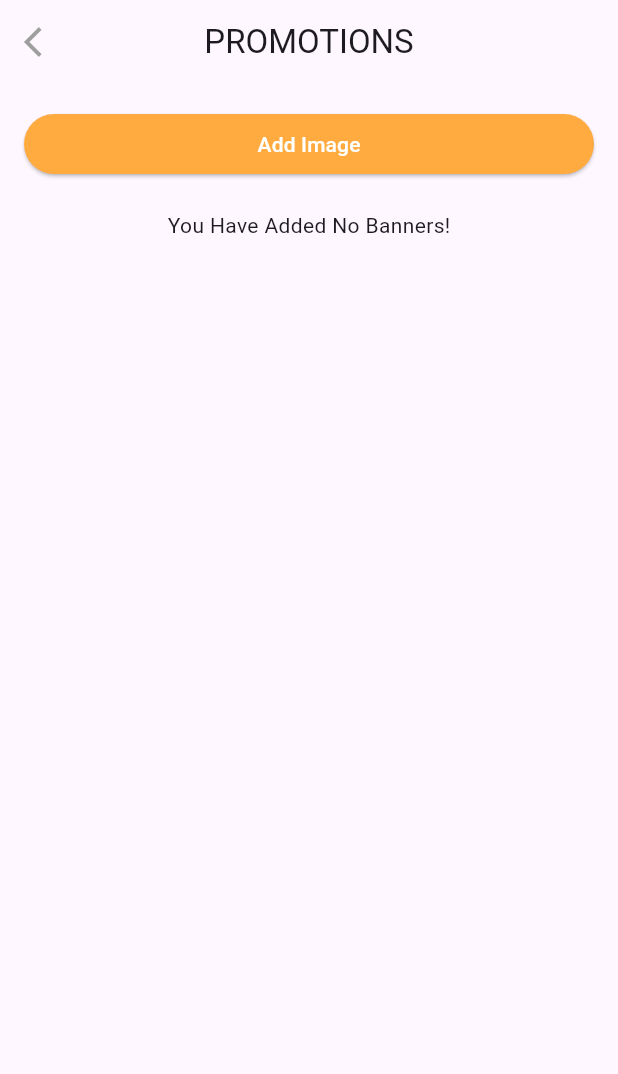
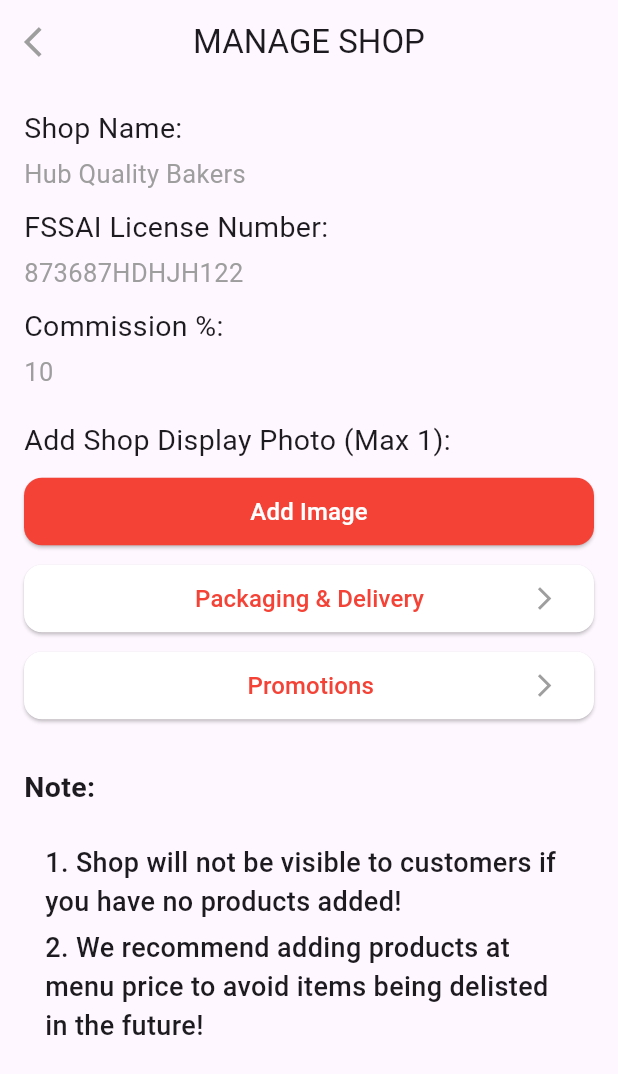
Before and after one commit to dwaipayan7/cake_laya, a Flutter app: the screen it shows after launch, on a phone screen of 412 x 824 dp. Shown: the top 1074 px of the screen. Run offline on Flutter 3.47's test engine with Material 3 defaults, Android fonts, the phone set to English and light mode, and no system bars; our stand-ins replace bloc, flutter_bloc.

Commit message:
manage_shop.dart created successfully

```diff
--- a/lib/feature/bloc/cake_bloc.dart
+++ b/lib/feature/bloc/cake_bloc.dart
@@ -15,7 +15,22 @@ class CakeBloc extends Bloc<CakeEvent, CakeState> {
 
   on<FetchInitialEvent>(fetchInitialEvent);
 
-  on<NavigateTo>(navigateTo);
+  on<NavigateToPromotion>(navigateToPromotion);
+  on<NavigateToPackage>(navigateToPackage);
+
+  }
+
+  FutureOr<void> navigateToPackage(NavigateToPackage event, Emitter<CakeState> emit) {
+
+    print("Navigate to Package");
+    emit(NavigateToPackageDeliveryActionState());
+
+  }
+
+  FutureOr<void> navigateToPromotion(NavigateToPromotion event, Emitter<CakeState> emit) {
+
+    print("Navigate to Promotion");
+    emit(NavigateToPromotionActionState());
 
   }
 
@@ -41,12 +56,4 @@ class CakeBloc extends Bloc<CakeEvent, CakeState> {
 
   }
 
-  Future<void> navigateTo(
-      NavigateTo event,
-      Emitter<CakeState> emit) async{
-
-    print("Navigate to");
-    emit(NavigateToPackageDeliveryActionState());
-
-  }
 }
--- a/lib/feature/bloc/cake_event.dart
+++ b/lib/feature/bloc/cake_event.dart
@@ -5,4 +5,6 @@ sealed class CakeEvent {}
 
 class FetchInitialEvent extends CakeEvent{}
 
-class NavigateTo extends CakeEvent{}
+class NavigateToPackage extends CakeEvent{}
+
+class NavigateToPromotion extends CakeEvent{}
--- a/lib/feature/bloc/cake_state.dart
+++ b/lib/feature/bloc/cake_state.dart
@@ -26,3 +26,5 @@ class CakeErrorState extends CakeState{
 }
 
 class NavigateToPackageDeliveryActionState extends CakeActionState{}
+
+class NavigateToPromotionActionState extends CakeActionState{}
--- a/lib/feature/screens/manage_shop.dart
+++ b/lib/feature/screens/manage_shop.dart
@@ -0,0 +1,160 @@
+import 'package:flutter/material.dart';
+
+class ManageShopScreen extends StatefulWidget {
+  const ManageShopScreen({super.key});
+
+  @override
+  State<ManageShopScreen> createState() => _ManageShopScreenState();
+}
+
+class _ManageShopScreenState extends State<ManageShopScreen> {
+  @override
+  Widget build(BuildContext context) {
+    return Scaffold(
+      appBar: AppBar(
+        title: Text("MANAGE SHOP"),
+        centerTitle: true,
+        leading: IconButton(
+          onPressed: () {
+            Navigator.pop(context);
+          },
+          icon: Icon(Icons.arrow_back_ios, color: Colors.grey),
+        ),
+      ),
+      body: Padding(
+        padding: const EdgeInsets.all(16.0),
+        child: Column(
+          crossAxisAlignment: CrossAxisAlignment.start,
+          children: [
+            Text("Shop Name:", style: TextStyle(fontSize: 19)),
+            SizedBox(height: 5),
+            Text("Hub Quality Bakers",
+                style: TextStyle(color: Colors.grey, fontSize: 17)),
+            SizedBox(height: 10),
+            Text("FSSAI License Number:", style: TextStyle(fontSize: 19)),
+            SizedBox(height: 5),
+            Text("873687HDHJH122",
+                style: TextStyle(color: Colors.grey, fontSize: 17)),
+            SizedBox(height: 10),
+            Text("Commission %:", style: TextStyle(fontSize: 19)),
+            SizedBox(height: 5),
+            Text("10", style: TextStyle(color: Colors.grey, fontSize: 17)),
+            SizedBox(height: 20),
+            Text("Add Shop Display Photo (Max 1):",
+                style: TextStyle(fontSize: 19)),
+            SizedBox(height: 10),
+            ElevatedButton(
+              onPressed: () {},
+              child: Text("Add Image",
+                  style: TextStyle(color: Colors.white, fontSize: 16)),
+              style: ElevatedButton.styleFrom(
+                backgroundColor: Colors.red,
+                shape: RoundedRectangleBorder(
+                  borderRadius: BorderRadius.circular(12),
+                ),
+                minimumSize:
+                    Size(double.infinity, 45), // Full-width, custom height
+              ),
+            ),
+            SizedBox(height: 10),
+            // Packaging & Delivery Button
+
+            // GestureDetector(
+            //   onTap: (){},
+            //   child: Container(
+            //     padding: EdgeInsets.symmetric(vertical: 16),
+            //     alignment: Alignment.center,
+            //     decoration: BoxDecoration(
+            //       border: Border.all(color: Colors.red),
+            //       borderRadius: BorderRadius.circular(12),
+            //     ),
+            //     child: Row(
+            //       mainAxisAlignment: MainAxisAlignment.spaceBetween,
+            //       children: [
+            //         Padding(
+            //           padding: const EdgeInsets.only(left: 105),
+            //           child: Text("Packaging & Delivery",style: TextStyle(color: Colors.red, fontSize: 16),),
+            //         ),
+            //         Icon(Icons.arrow_forward_ios)
+            //       ],
+            //     ),
+            //   ),
+            // ),
+
+            ElevatedButton(
+                onPressed: () {},
+                style: ElevatedButton.styleFrom(
+                  backgroundColor: Colors.white,
+                  shape: RoundedRectangleBorder(
+                    borderRadius: BorderRadius.circular(12),
+                  ),
+                  minimumSize: Size(double.infinity, 45),
+                ),
+                child: Row(
+                  mainAxisAlignment: MainAxisAlignment.spaceBetween,
+                  children: [
+                    Padding(
+                      padding: const EdgeInsets.only(left: 90),
+                      child: Text(
+                        "Packaging & Delivery",
+                        style: TextStyle(color: Colors.red, fontSize: 16),
+                      ),
+                    ),
+                    Icon(
+                      Icons.arrow_forward_ios,
+                      color: Colors.grey,
+                    ),
+                  ],
+                )),
+            SizedBox(height: 10),
+            // Promotions Button
+            ElevatedButton(
+                onPressed: () {},
+                style: ElevatedButton.styleFrom(
+                  backgroundColor: Colors.white,
+                  shape: RoundedRectangleBorder(
+                    borderRadius: BorderRadius.circular(12),
+                  ),
+                  minimumSize: Size(double.infinity, 45),
+                ),
+                child: Row(
+                  mainAxisAlignment: MainAxisAlignment.spaceBetween,
+                  children: [
+                    Padding(
+                      padding: const EdgeInsets.only(left: 125),
+                      child: Text(
+                        "Promotions",
+                        style: TextStyle(color: Colors.red, fontSize: 16),
+                      ),
+                    ),
+                    Icon(
+                      Icons.arrow_forward_ios,
+                      color: Colors.grey,
+                    ),
+                  ],
+                )),
+
+            SizedBox(height: 30,),
+
+            Text("Note:",style: TextStyle(
+               fontSize: 19, fontWeight: FontWeight.bold
+            ),),
+            Padding(padding: EdgeInsets.all(14),
+            child: Column(
+              children: [
+                SizedBox(height: 10,),
+                Text("1. Shop will not be visible to customers if you have no products added!", style: TextStyle(
+                    fontSize: 18, fontWeight: FontWeight.w500
+                ),),
+                SizedBox(height: 5,),
+                Text("2. We recommend adding products at menu price to avoid items being delisted in the future!",
+                  style: TextStyle(fontSize: 18, fontWeight: FontWeight.w500),),
+              ],
+            ),)
+
+          ],
+        ),
+      ),
+    );
+  }
+}
--- a/lib/feature/screens/promotions.dart
+++ b/lib/feature/screens/promotions.dart
@@ -26,7 +26,7 @@ class PromotionsScreen extends StatelessWidget {
                 onPressed: () {},
                 child: Text("Add Image",style: TextStyle(color: Colors.white),),
                 style: ElevatedButton.styleFrom(
-                  backgroundColor: Colors.orangeAccent,
+                  backgroundColor: Colors.red,
                 ),
               ),
             ),
--- a/lib/main.dart
+++ b/lib/main.dart
@@ -1,5 +1,9 @@
+import 'package:cake_laya/feature/bloc/cake_bloc.dart';
+import 'package:cake_laya/feature/repository/repository.dart';
+import 'package:cake_laya/feature/screens/manage_shop.dart';
 import 'package:cake_laya/feature/screens/promotions.dart';
 import 'package:flutter/material.dart';
+import 'package:flutter_bloc/flutter_bloc.dart';
 
 void main() {
   runApp(const MyApp());
@@ -11,14 +15,19 @@ class MyApp extends StatelessWidget {
   // This widget is the root of your application.
   @override
   Widget build(BuildContext context) {
-    return MaterialApp(
-      debugShowCheckedModeBanner: false,
-      title: 'Cake Laya',
-      theme: ThemeData(
-        colorScheme: ColorScheme.fromSeed(seedColor: Colors.deepPurple),
-        useMaterial3: true,
+    return MultiBlocProvider(
+      providers: [
+        BlocProvider(create: (_) => CakeBloc(Repository()))
+      ],
+      child: MaterialApp(
+        debugShowCheckedModeBanner: false,
+        title: 'Cake Laya',
+        theme: ThemeData(
+          colorScheme: ColorScheme.fromSeed(seedColor: Colors.deepPurple),
+          useMaterial3: true,
+        ),
+        home: ManageShopScreen(),
       ),
-      home: PromotionsScreen(),
     );
   }
 }
```
